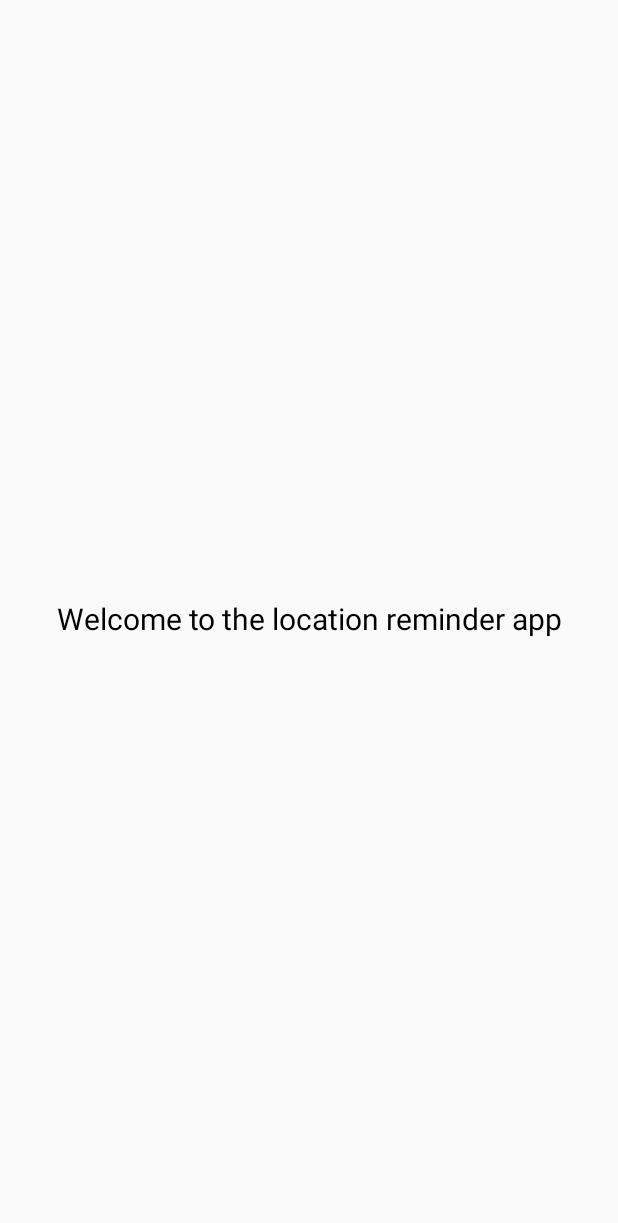
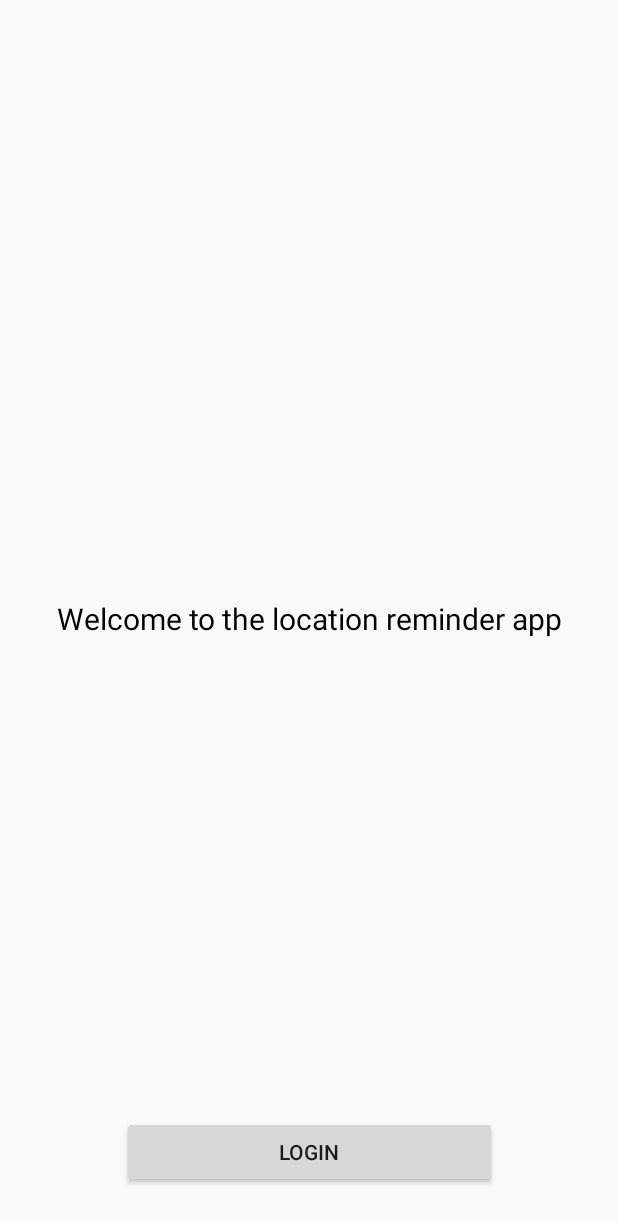
Before and after one commit to goodieosc/location-reminder-app, an Android app: the layout activity_authentication.xml on its own in the app's theme, with its tools: preview values and no code run, on a phone screen of 412 x 824 dp. Shown: the top 1223 px of the screen. Run offline under Robolectric (Android 15) with nearby library versions, the phone set to English and light mode, and no system bars.

Commit message:
Add Firebase login capability

```diff
--- a/app/src/main/AndroidManifest.xml
+++ b/app/src/main/AndroidManifest.xml
@@ -35,9 +35,10 @@
             android:name="com.google.android.geo.API_KEY"
             android:value="@string/google_maps_key" />
 
-        <activity android:name=".authentication.AuthenticationActivity">
+        <activity android:name=".locationreminders.RemindersActivity">
         </activity>
-        <activity android:name=".locationreminders.RemindersActivity" >
+        <activity android:name=".authentication.AuthenticationActivity"
+            android:exported="true">
             <intent-filter>
                 <action android:name="android.intent.action.MAIN" />
 
--- a/app/src/main/res/layout/activity_authentication.xml
+++ b/app/src/main/res/layout/activity_authentication.xml
@@ -17,4 +17,15 @@
         app:layout_constraintStart_toStartOf="parent"
         app:layout_constraintTop_toTopOf="parent" />
 
+    <Button
+        android:id="@+id/buttonLogin"
+        android:layout_width="wrap_content"
+        android:layout_height="wrap_content"
+        android:layout_marginBottom="32dp"
+        android:width="250dp"
+        android:text="Login"
+        app:layout_constraintBottom_toBottomOf="parent"
+        app:layout_constraintEnd_toEndOf="parent"
+        app:layout_constraintStart_toStartOf="parent" />
+
 </androidx.constraintlayout.widget.ConstraintLayout>
--- a/app/src/main/res/navigation/nav_graph.xml
+++ b/app/src/main/res/navigation/nav_graph.xml
@@ -1,6 +1,7 @@
 <?xml version="1.0" encoding="utf-8"?>
 <navigation xmlns:android="http://schemas.android.com/apk/res/android"
     xmlns:app="http://schemas.android.com/apk/res-auto"
+    xmlns:tools="http://schemas.android.com/tools"
     android:id="@+id/nav_graph"
     app:startDestination="@id/reminderListFragment">
 
--- a/build.gradle
+++ b/build.gradle
@@ -13,7 +13,8 @@ buildscript {
         classpath 'com.android.tools.build:gradle:4.0.1'
         classpath "org.jetbrains.kotlin:kotlin-gradle-plugin:$kotlinVersion"
         classpath "androidx.navigation:navigation-safe-args-gradle-plugin:$navigationVersion"
-        classpath 'com.google.gms:google-services:4.3.3'
+        classpath 'com.google.gms:google-services:4.3.10'
+
 
         // NOTE: Do not place your application dependencies here; they belong
         // in the individual module build.gradle files
```
Also changed, not shown: app/build.gradle (+10 -1 lines), app/src/main/java/com/udacity/project4/authentication/AuthenticationActivity.kt (+57 -1 lines), 1 other file.
